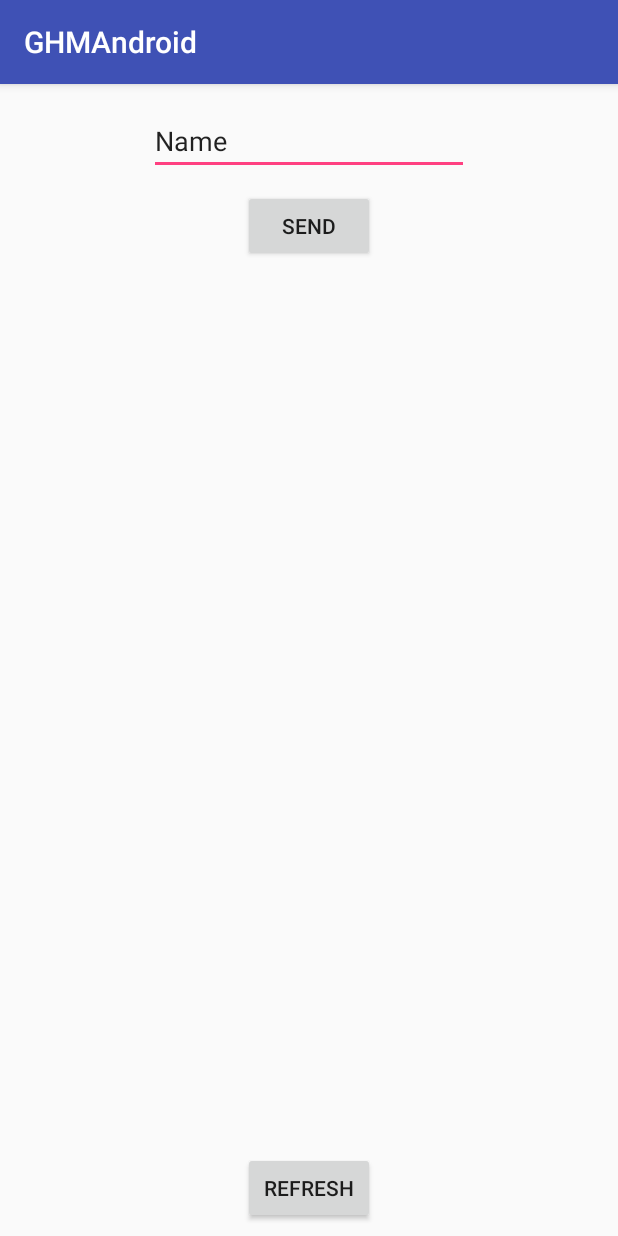
After one commit to AlexanderHow/GHMAndroid2, an Android app: the TwitterExperiments screen opened directly, with no data from a screen before it, on a phone screen of 412 x 824 dp. The commit adds this screen. Run offline under Robolectric (Android 15) with nearby library versions, the phone set to English and light mode, and no system bars; libraries missing offline, so code that uses them is left out: com.twitter.sdk; 4 statements that could not run were skipped.

Commit message:
Twitter tests

```diff
--- a/app/build.gradle
+++ b/app/build.gradle
@@ -19,6 +19,7 @@ android {
 }
 
 dependencies {
+    compile 'com.twitter.sdk.android:twitter:3.1.1'
     implementation fileTree(dir: 'libs', include: ['*.jar'])
     implementation 'com.android.support:appcompat-v7:26.1.0'
     implementation 'com.android.support:design:26.1.0'
--- a/app/src/main/AndroidManifest.xml
+++ b/app/src/main/AndroidManifest.xml
@@ -19,6 +19,7 @@
                 <category android:name="android.intent.category.LAUNCHER" />
             </intent-filter>
         </activity>
+        <activity android:name=".TwitterExperiments"></activity>
     </application>
 
 </manifest>
--- /dev/null
+++ b/app/src/main/java/com/td/fr/unice/polytech/ghmandroid/TwitterExperiments.java
@@ -0,0 +1,81 @@
+package com.td.fr.unice.polytech.ghmandroid;
+
+import android.support.v7.app.AppCompatActivity;
+import android.os.Bundle;
+import android.util.Log;
+import android.view.View;
+import android.widget.Button;
+import android.widget.EditText;
+import android.widget.ListView;
+
+import com.twitter.sdk.android.core.Callback;
+import com.twitter.sdk.android.core.DefaultLogger;
+import com.twitter.sdk.android.core.Result;
+import com.twitter.sdk.android.core.Twitter;
+import com.twitter.sdk.android.core.TwitterApiClient;
+import com.twitter.sdk.android.core.TwitterAuthConfig;
+import com.twitter.sdk.android.core.TwitterAuthToken;
+import com.twitter.sdk.android.core.TwitterConfig;
+import com.twitter.sdk.android.core.TwitterCore;
+import com.twitter.sdk.android.core.TwitterException;
+import com.twitter.sdk.android.core.TwitterSession;
+import com.twitter.sdk.android.core.models.Tweet;
+import com.twitter.sdk.android.core.services.StatusesService;
+
+import retrofit2.Call;
+
+public class TwitterExperiments extends AppCompatActivity {
+
+    private EditText content;
+    private Button send;
+    private ListView listView;
+    private Button refresh;
+
+    @Override
+    protected void onCreate(Bundle savedInstanceState) {
+        super.onCreate(savedInstanceState);
+        setContentView(R.layout.activity_twitter_experiments);
+
+        content = (EditText) findViewById(R.id.editText);
+        send = (Button) findViewById(R.id.send);
+        listView = (ListView) findViewById(R.id.incidentsView);
+        refresh = (Button) findViewById(R.id.refresh);
+
+        TwitterConfig config = new TwitterConfig.Builder(this)
+                .logger(new DefaultLogger(Log.DEBUG))
+                .twitterAuthConfig(new TwitterAuthConfig(getString(R.string.CONSUMER_KEY), getString(R.string.CONSUMER_SECRET)))
+                .debug(true)
+                .build();
+        Twitter.initialize(config);
+        TwitterSession twitterSession = new TwitterSession(new TwitterAuthToken("940556535897448448-NIqM0XfTfa43Pt3n7uytXEtbAgUUw3B",
+                "bFbWhSF7yNhS4TyDdYy1pRX5GonxJCtetrJtuduvgLUPb"), 940556535897448448L, "barnabeliqueux");
+        TwitterCore.getInstance().getSessionManager().setActiveSession(twitterSession);
+
+        send.setOnClickListener(new View.OnClickListener() {
+            @Override
+            public void onClick(View view) {
+                touite();
+            }
+        });
+
+    }
+
+    public void touite() {
+        TwitterApiClient twitterApiClient = TwitterCore.getInstance().getApiClient();
+        StatusesService statusesService = twitterApiClient.getStatusesService();
+        Call<Tweet> touite = statusesService.update(content.getText().toString(), null, null,
+                null, null, null, null, null, null);
+        touite.enqueue(new Callback<Tweet>() {
+            @Override
+            public void success(Result<Tweet> result) {
+                content.setText("");
+                Log.i("TWITTER", "Successfully tweeted");
+            }
+
+            @Override
+            public void failure(TwitterException exception) {
+                Log.i("TWITTER", "Failure");
+            }
+        });
+    }
+}
--- /dev/null
+++ b/app/src/main/res/layout/activity_twitter_experiments.xml
@@ -0,0 +1,61 @@
+<?xml version="1.0" encoding="utf-8"?>
+<android.support.constraint.ConstraintLayout xmlns:android="http://schemas.android.com/apk/res/android"
+    xmlns:app="http://schemas.android.com/apk/res-auto"
+    xmlns:tools="http://schemas.android.com/tools"
+    android:layout_width="match_parent"
+    android:layout_height="match_parent"
+    tools:context="com.td.fr.unice.polytech.ghmandroid.TwitterExperiments">
+
+    <EditText
+        android:id="@+id/editText"
+        android:layout_width="wrap_content"
+        android:layout_height="wrap_content"
+        android:layout_marginEnd="8dp"
+        android:layout_marginStart="8dp"
+        android:layout_marginTop="15dp"
+        android:ems="10"
+        android:inputType="textPersonName"
+        android:text="Name"
+        app:layout_constraintEnd_toEndOf="parent"
+        app:layout_constraintStart_toStartOf="parent"
+        app:layout_constraintTop_toTopOf="parent" />
+
+    <Button
+        android:id="@+id/send"
+        android:layout_width="wrap_content"
+        android:layout_height="wrap_content"
+        android:layout_marginEnd="8dp"
+        android:layout_marginStart="8dp"
+        android:layout_marginTop="10dp"
+        android:text="Send"
+        app:layout_constraintEnd_toEndOf="parent"
+        app:layout_constraintStart_toStartOf="parent"
+        app:layout_constraintTop_toBottomOf="@+id/editText" />
+
+    <ListView
+        android:id="@+id/incidentsView"
+        android:layout_width="0dp"
+        android:layout_height="0dp"
+        android:layout_marginBottom="8dp"
+        android:layout_marginEnd="8dp"
+        android:layout_marginStart="8dp"
+        android:layout_marginTop="8dp"
+        app:layout_constraintBottom_toTopOf="@+id/refresh"
+        app:layout_constraintEnd_toEndOf="parent"
+        app:layout_constraintHorizontal_bias="0.0"
+        app:layout_constraintStart_toStartOf="parent"
+        app:layout_constraintTop_toBottomOf="@+id/send" />
+
+    <Button
+        android:id="@+id/refresh"
+        android:layout_width="wrap_content"
+        android:layout_height="wrap_content"
+        android:layout_marginBottom="8dp"
+        android:layout_marginEnd="8dp"
+        android:layout_marginStart="8dp"
+        android:text="Refresh"
+        app:layout_constraintBottom_toBottomOf="parent"
+        app:layout_constraintEnd_toEndOf="parent"
+        app:layout_constraintStart_toStartOf="parent" />
+
+</android.support.constraint.ConstraintLayout>
--- a/app/src/main/res/values/strings.xml
+++ b/app/src/main/res/values/strings.xml
@@ -7,4 +7,6 @@
     <string name="section_format">Hello World from section: %1$d</string>
     <string name="flux_twitter">Flux twitter</string>
     <string name="tab_text_4">TAB4</string>
+    <string name="CONSUMER_KEY"> oVSxTsl9PNLUvdabbZd4mSdja</string>
+    <string name="CONSUMER_SECRET">KWk8Y9LG80rI6l1rDaMpOQ9QeF1Jce5EkY4bo4XDmlEEDCJYXv</string>
 </resources>
```
Also changed, not shown: 1 other file.
